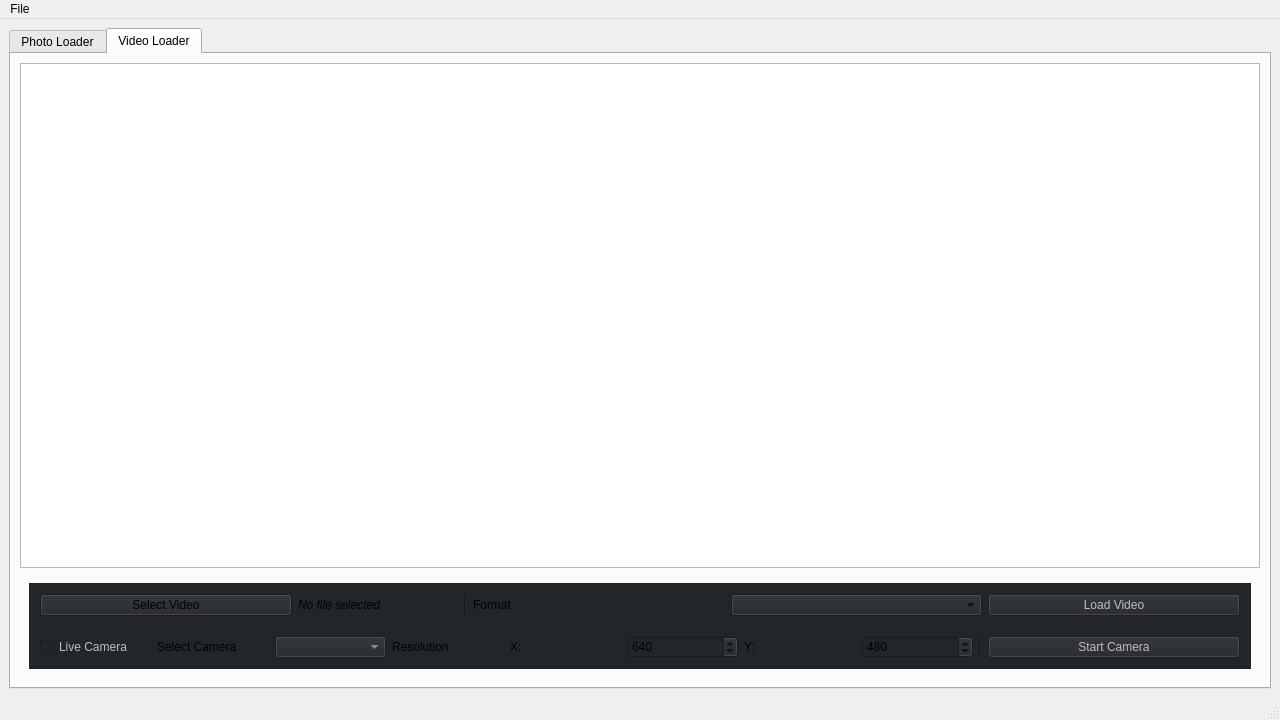
Above: qtobjectdetector.ui from feugen/QtObjectDetector before the change. Below: the same form after it.
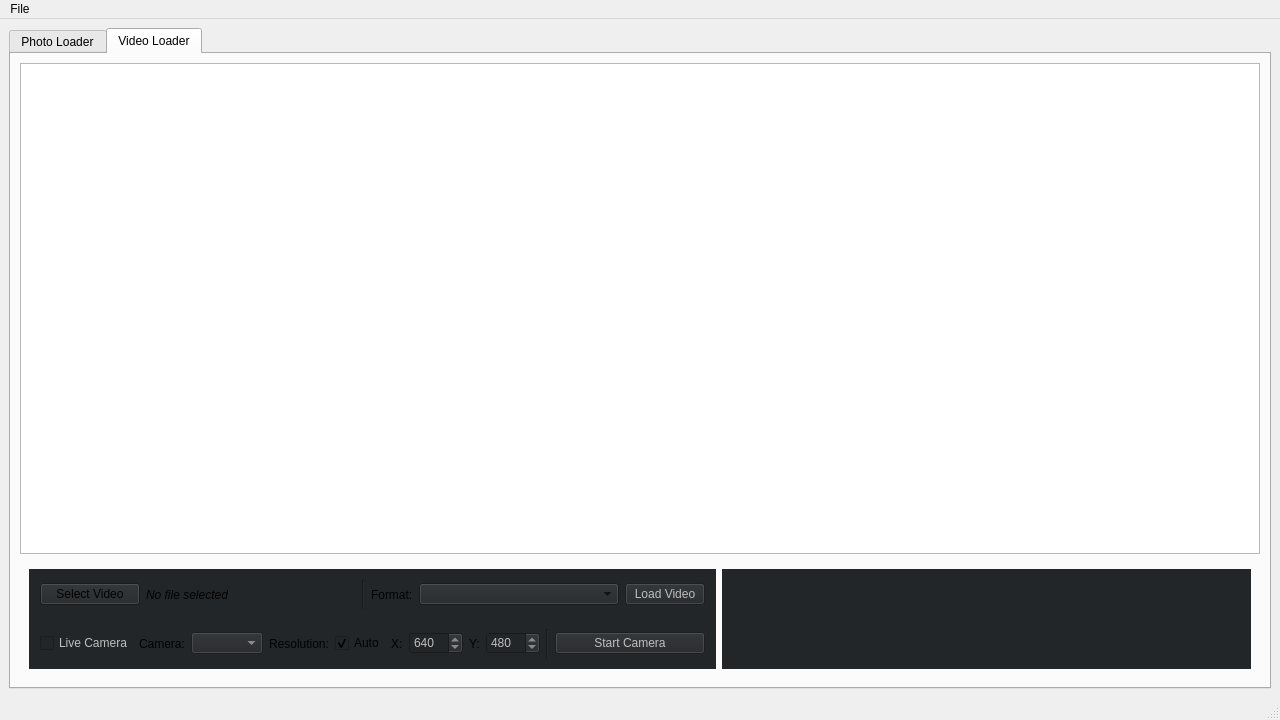
That is the form after the change. The open tabs and pages were chosen to show the change.

Commit message: new and adjusted gui elements

What changed in the file:
```diff
--- a/qtobjectdetector.ui
+++ b/qtobjectdetector.ui
@@ -407,7 +407,7 @@
                      </property>
                      <property name="minimumSize">
                       <size>
-                       <width>160</width>
+                       <width>210</width>
                        <height>0</height>
                       </size>
                      </property>
@@ -436,15 +436,21 @@
                    </item>
                    <item>
                     <widget class="QLabel" name="label_5">
+                     <property name="sizePolicy">
+                      <sizepolicy hsizetype="Minimum" vsizetype="Preferred">
+                       <horstretch>0</horstretch>
+                       <verstretch>0</verstretch>
+                      </sizepolicy>
+                     </property>
                      <property name="text">
-                      <string>Format</string>
+                      <string>Format:</string>
                      </property>
                     </widget>
                    </item>
                    <item>
                     <widget class="QComboBox" name="formatListComboBox_2">
                      <property name="sizePolicy">
-                      <sizepolicy hsizetype="Minimum" vsizetype="Fixed">
+                      <sizepolicy hsizetype="Expanding" vsizetype="Fixed">
                        <horstretch>0</horstretch>
                        <verstretch>0</verstretch>
                       </sizepolicy>
@@ -462,6 +468,12 @@
                      <property name="enabled">
                       <bool>false</bool>
                      </property>
+                     <property name="sizePolicy">
+                      <sizepolicy hsizetype="Expanding" vsizetype="Fixed">
+                       <horstretch>0</horstretch>
+                       <verstretch>0</verstretch>
+                      </sizepolicy>
+                     </property>
                      <property name="text">
                       <string>Load Video</string>
                      </property>
@@ -488,8 +500,14 @@
                    </item>
                    <item>
                     <widget class="QLabel" name="label_6">
+                     <property name="sizePolicy">
+                      <sizepolicy hsizetype="Minimum" vsizetype="Preferred">
+                       <horstretch>0</horstretch>
+                       <verstretch>0</verstretch>
+                      </sizepolicy>
+                     </property>
                      <property name="text">
-                      <string>Select Camera</string>
+                      <string>Camera:</string>
                      </property>
                     </widget>
                    </item>
@@ -502,8 +520,24 @@
                    </item>
                    <item>
                     <widget class="QLabel" name="label">
+                     <property name="sizePolicy">
+                      <sizepolicy hsizetype="Minimum" vsizetype="Preferred">
+                       <horstretch>0</horstretch>
+                       <verstretch>0</verstretch>
+                      </sizepolicy>
+                     </property>
                      <property name="text">
-                      <string>Resolution</string>
+                      <string>Resolution:</string>
+                     </property>
+                    </widget>
+                   </item>
+                   <item>
+                    <widget class="QCheckBox" name="checkBox_AutoResolution">
+                     <property name="text">
+                      <string>Auto</string>
+                     </property>
+                     <property name="checked">
+                      <bool>true</bool>
                      </property>
                     </widget>
                    </item>
@@ -519,6 +553,9 @@
                    </item>
                    <item>
                     <widget class="QSpinBox" name="spinBox_CameraXResolution">
+                     <property name="enabled">
+                      <bool>false</bool>
+                     </property>
                      <property name="minimum">
                       <number>319</number>
                      </property>
@@ -539,6 +576,9 @@
                    </item>
                    <item>
                     <widget class="QSpinBox" name="spinBox_CameraYResolution">
+                     <property name="enabled">
+                      <bool>false</bool>
+                     </property>
                      <property name="minimum">
                       <number>240</number>
                      </property>
@@ -552,6 +592,12 @@
                    </item>
                    <item>
                     <widget class="Line" name="line_4">
+                     <property name="sizePolicy">
+                      <sizepolicy hsizetype="Preferred" vsizetype="Minimum">
+                       <horstretch>0</horstretch>
+                       <verstretch>0</verstretch>
+                      </sizepolicy>
+                     </property>
                      <property name="orientation">
                       <enum>Qt::Vertical</enum>
                      </property>
@@ -563,14 +609,14 @@
                       <bool>false</bool>
                      </property>
                      <property name="sizePolicy">
-                      <sizepolicy hsizetype="Minimum" vsizetype="Fixed">
+                      <sizepolicy hsizetype="Expanding" vsizetype="Fixed">
                        <horstretch>0</horstretch>
                        <verstretch>0</verstretch>
                       </sizepolicy>
                      </property>
                      <property name="minimumSize">
                       <size>
-                       <width>252</width>
+                       <width>50</width>
                        <height>0</height>
                       </size>
                      </property>
@@ -585,6 +631,53 @@
                </layout>
               </widget>
              </item>
+             <item row="0" column="1">
+              <widget class="QWidget" name="widget_12" native="true">
+               <property name="styleSheet">
+                <string notr="true">background-color: rgb(35, 38, 41);</string>
+               </property>
+               <layout class="QVBoxLayout" name="verticalLayout_4">
+                <item>
+                 <widget class="QWidget" name="widget_13" native="true">
+                  <layout class="QHBoxLayout" name="horizontalLayout_7">
+                   <item>
+                    <spacer name="horizontalSpacer">
+                     <property name="orientation">
+                      <enum>Qt::Horizontal</enum>
+                     </property>
+                     <property name="sizeHint" stdset="0">
+                      <size>
+                       <width>510</width>
+                       <height>20</height>
+                      </size>
+                     </property>
+                    </spacer>
+                   </item>
+                  </layout>
+                 </widget>
+                </item>
+                <item>
+                 <widget class="QWidget" name="widget_14" native="true">
+                  <layout class="QHBoxLayout" name="horizontalLayout_8">
+                   <item>
+                    <spacer name="horizontalSpacer_2">
+                     <property name="orientation">
+                      <enum>Qt::Horizontal</enum>
+                     </property>
+                     <property name="sizeHint" stdset="0">
+                      <size>
+                       <width>510</width>
+                       <height>20</height>
+                      </size>
+                     </property>
+                    </spacer>
+                   </item>
+                  </layout>
+                 </widget>
+                </item>
+               </layout>
+              </widget>
+             </item>
             </layout>
            </widget>
           </item>
```
Left out of the diff: 8 changed lines with no effect on the pictures. The commit also changes 2 other files.
